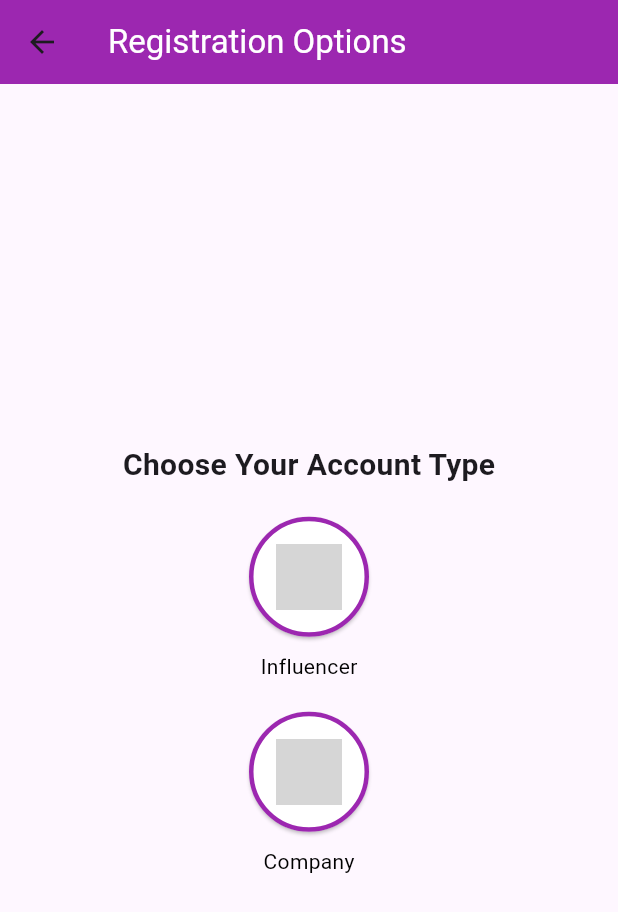
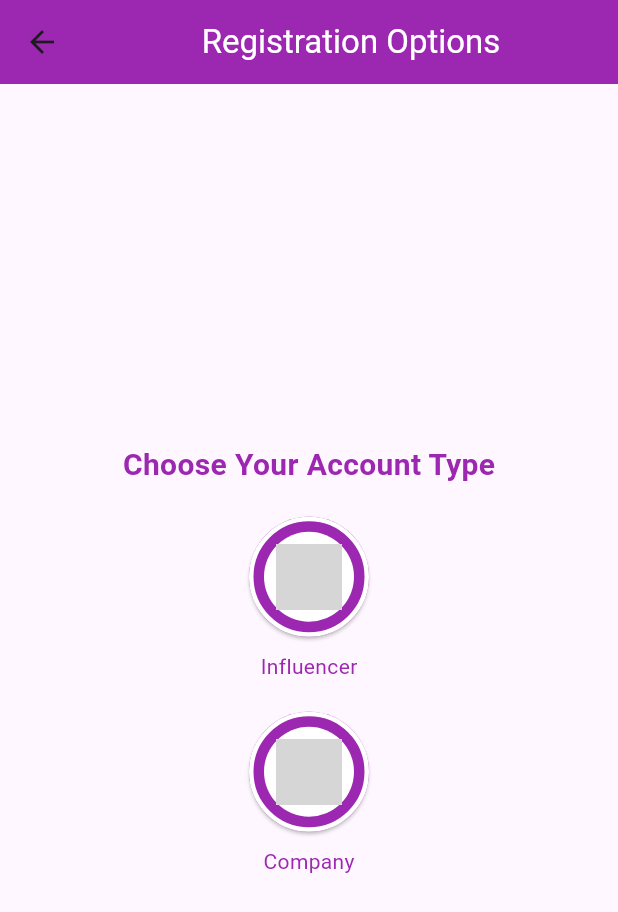
Before and after one commit to KhusbuJays01/TrendMasterApp, a Flutter app: the RegistrationOptionsScreen screen opened directly, on a phone screen of 412 x 824 dp. Shown: the top 912 px of the screen. Run offline on Flutter 3.47's test engine with Material 3 defaults, Android fonts, the phone set to English and light mode, and no system bars; our stand-ins replace firebase_core, google_fonts; accounts and stored records are empty; grey boxes are pictures that could not be loaded.

Commit message:
update code

```diff
--- a/lib/main.dart
+++ b/lib/main.dart
@@ -15,7 +15,7 @@ import 'package:trendmaster/pages/influencer_home_page.dart';
 import 'package:trendmaster/pages/influencer_profile_page.dart';
 import 'package:trendmaster/pages/login_page.dart';
 import 'package:trendmaster/pages/notification_page_of_influencer.dart';
-import 'package:trendmaster/pages/welcome_page.dart';
+import 'package:trendmaster/pages/user_type.dart';
 
 Future<void> main() async{
   WidgetsFlutterBinding.ensureInitialized();
@@ -46,7 +46,7 @@ class MyApp extends StatelessWidget {
 
           // "/": (context) => RegistrationOptionsScreen(),
           // "/": (context) => CreatorsPage(),
-          // "/": (context) => CompanyHomePage(),
+          "/": (context) => CompanyHomePage(),
           // "/": (context) => InfluencerProfile(),
           // "/": (context) => InfluencerHomePage(),
           // "/": (context) => Budget(),
@@ -58,7 +58,9 @@ class MyApp extends StatelessWidget {
           // "/": (context) => CampaignDetailPage(),
           //   "/": (context) => CompanyDetailPage(),
           //     "/": (context) => CompanyReviewlPage(),
-          "/": (context) => NotificationOfInfluencer(),
+          // "/": (context) => NotificationOfInfluencer(),
+          //   "/": (context) => UserSelectionScreen(),
+
 
 
         }
--- a/lib/pages/welcome_page.dart
+++ b/lib/pages/user_type.dart
@@ -9,8 +9,8 @@ class RegistrationOptionsScreen extends StatelessWidget {
   Widget build(BuildContext context) {
     return Scaffold(
       appBar: AppBar(
-        title: Text('Registration Options'),
-        backgroundColor: Colors.purple,
+        title: Center(child: Text('Registration Options')),
+        backgroundColor: Colors.purple, // Set AppBar background color
       ),
       body: Center(
         child: Column(
@@ -21,6 +21,7 @@ class RegistrationOptionsScreen extends StatelessWidget {
               style: TextStyle(
                 fontSize: 20,
                 fontWeight: FontWeight.bold,
+                color: Colors.purple, // Set text color
               ),
             ),
             SizedBox(height: 20),
@@ -34,9 +35,9 @@ class RegistrationOptionsScreen extends StatelessWidget {
                 );
               },
               style: ElevatedButton.styleFrom(
-                primary: Colors.white,
+                primary: Colors.purple,
                 side: BorderSide(
-                  color: Colors.purple,
+                  color: Colors.white,
                   width: 3.0,
                 ),
                 padding: EdgeInsets.all(10),
@@ -44,6 +45,10 @@ class RegistrationOptionsScreen extends StatelessWidget {
               child: Container(
                 width: 60,
                 height: 60,
+                decoration: BoxDecoration(
+                  shape: BoxShape.circle,
+                  color: Colors.white,
+                ),
                 child: Padding(
                   padding: const EdgeInsets.all(8.0),
                   child: Image.asset(
@@ -58,7 +63,7 @@ class RegistrationOptionsScreen extends StatelessWidget {
             Text(
               'Influencer',
               style: TextStyle(
-                color: Colors.black,
+                color: Colors.purple,
                 fontSize: 14,
               ),
             ),
@@ -73,9 +78,9 @@ class RegistrationOptionsScreen extends StatelessWidget {
                 );
               },
               style: ElevatedButton.styleFrom(
-                primary: Colors.white,
+                primary: Colors.purple,
                 side: BorderSide(
-                  color: Colors.purple,
+                  color: Colors.white,
                   width: 3.0,
                 ),
                 padding: EdgeInsets.all(10),
@@ -83,6 +88,10 @@ class RegistrationOptionsScreen extends StatelessWidget {
               child: Container(
                 width: 60,
                 height: 60,
+                decoration: BoxDecoration(
+                  shape: BoxShape.circle,
+                  color: Colors.white,
+                ),
                 child: Padding(
                   padding: const EdgeInsets.all(8.0),
                   child: Image.asset(
@@ -97,7 +106,7 @@ class RegistrationOptionsScreen extends StatelessWidget {
             Text(
               'Company',
               style: TextStyle(
-                color: Colors.black,
+                color: Colors.purple,
                 fontSize: 14,
               ),
             ),
--- a/pubspec.yaml
+++ b/pubspec.yaml
@@ -30,7 +30,6 @@ environment:
 dependencies:
   flutter:
     sdk: flutter
-
 
   # The following adds the Cupertino Icons font to your application.
   # Use with the CupertinoIcons class for iOS style icons.
```
Also changed, not shown: lib/pages/welcome_page1.dart (added).
